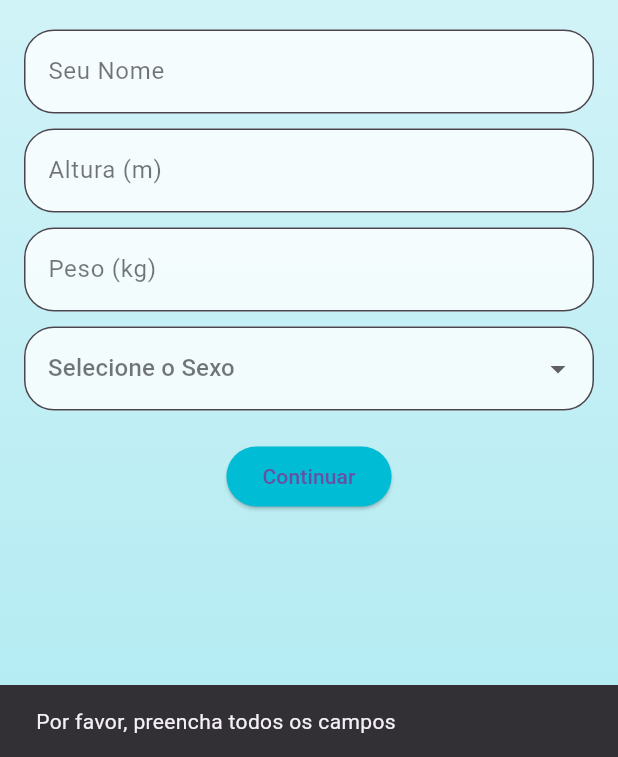
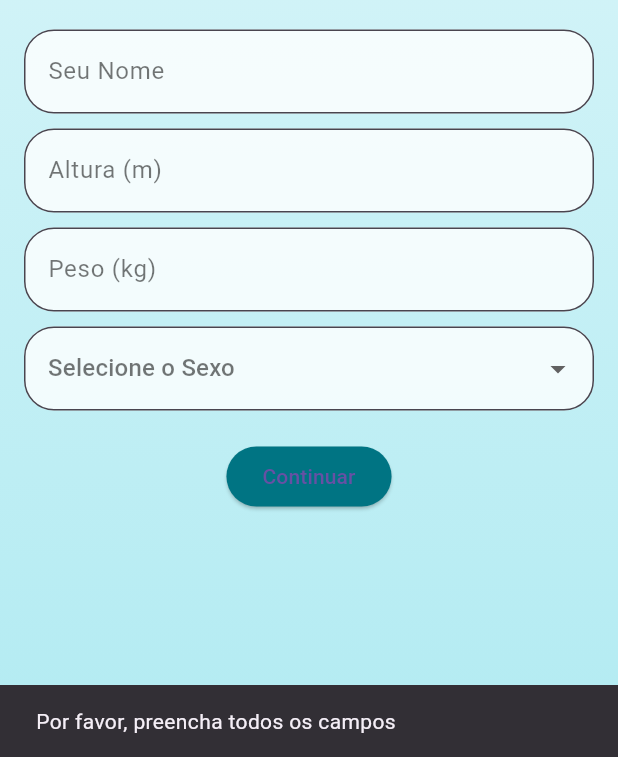
Before and after one commit to felipeagur/Health-Water2, a Flutter app: the screen it shows after launch, after a tap on "Continuar", on a phone screen of 412 x 824 dp, the part 479-1236 px from its top. Run offline on Flutter 3.47's test engine with Material 3 defaults, Android fonts, the phone set to English and light mode, and no system bars.

Commit message:
primeiro commit

```diff
--- a/lib/screens/home/input_screen.dart
+++ b/lib/screens/home/input_screen.dart
@@ -130,7 +130,7 @@ class _InputScreenState extends State<InputScreen> {
                 },
                 child: Text('Continuar'),
                 style: ElevatedButton.styleFrom(
-                  backgroundColor: Colors.cyan, // Usar backgroundColor em vez de primary
+                  backgroundColor: const Color.fromARGB(255, 0, 116, 131), // Usar backgroundColor em vez de primary
                   shape: RoundedRectangleBorder(
                     borderRadius: BorderRadius.circular(20.0),
                   ),
--- a/lib/screens/home/splash_screen.dart
+++ b/lib/screens/home/splash_screen.dart
@@ -24,8 +24,8 @@ class _SplashScreenState extends State<SplashScreen> {
             begin: Alignment.topCenter,
             end: Alignment.bottomCenter,
             colors: [
-              Color(0xFFE0F7FA), // Azul mais claro
-              Color(0xFFB2EBF2),
+              Color.fromARGB(255, 3, 222, 251), // Azul mais claro
+              Color.fromARGB(255, 0, 92, 105),
             ],
           ),
         ),
```
Also changed, not shown: lib/screens/home/home_android.dart (+5 -15 lines).
